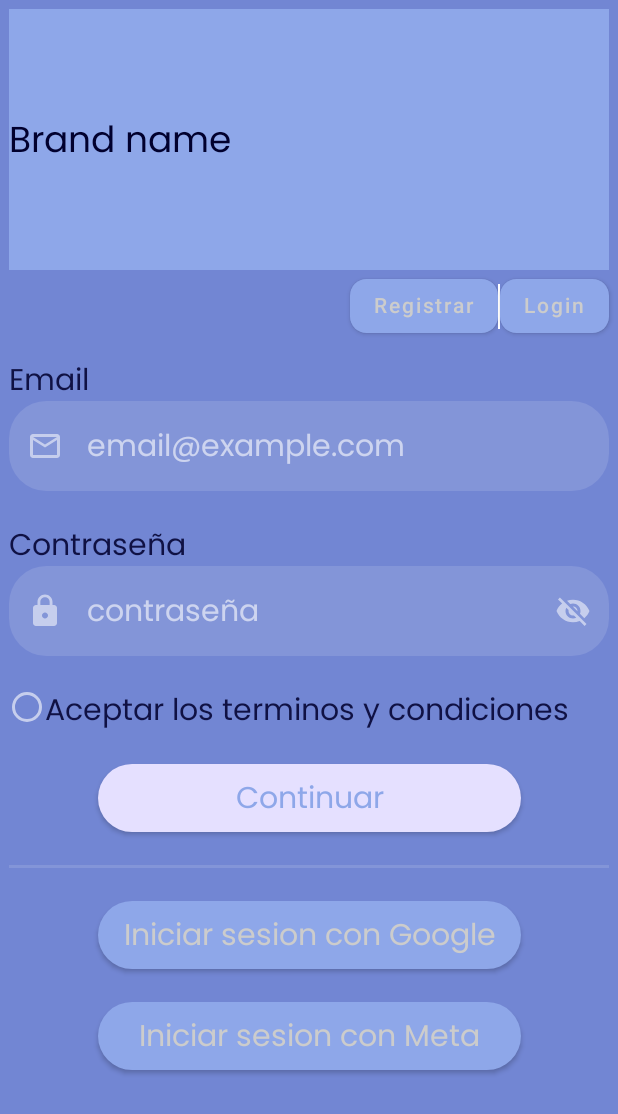
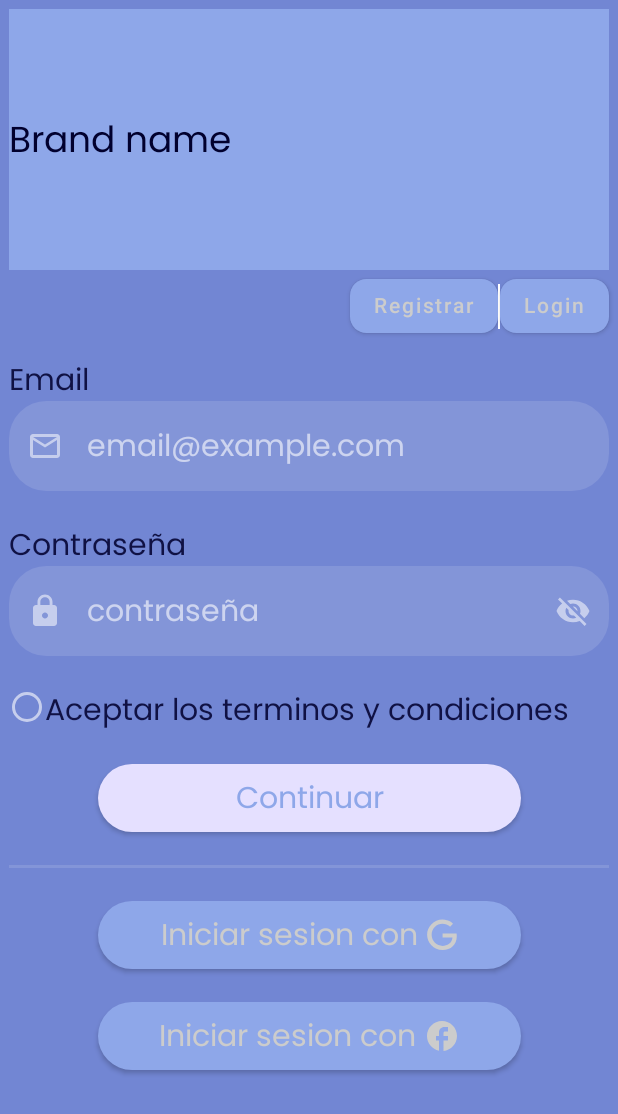
Before and after one commit to cristiangranero90/c9-10-kotlin-fulltime-app, an Android app built with Jetpack Compose: the screen it shows after launch (MainActivity), on a phone screen of 412 x 824 dp. Shown: the top 1114 px of the screen. Run offline under Robolectric (Android 15) with nearby library versions, the light colour scheme and no system bars.

Commit message:
Google icon added into drawable resources. And many changes on  login buttons

```diff
--- a/app/src/main/java/com/example/teayudaapp/ui/composable/registerscreen/RegisterScreen.kt
+++ b/app/src/main/java/com/example/teayudaapp/ui/composable/registerscreen/RegisterScreen.kt
@@ -8,6 +8,7 @@ import androidx.compose.foundation.text.KeyboardActions
 import androidx.compose.foundation.text.KeyboardOptions
 import androidx.compose.material.*
 import androidx.compose.material.icons.Icons
+import androidx.compose.material.icons.filled.Facebook
 import androidx.compose.material.icons.filled.Lock
 import androidx.compose.material.icons.filled.Visibility
 import androidx.compose.material.icons.filled.VisibilityOff
@@ -18,6 +19,7 @@ import androidx.compose.ui.ExperimentalComposeUiApi
 import androidx.compose.ui.Modifier
 import androidx.compose.ui.graphics.Color
 import androidx.compose.ui.platform.LocalSoftwareKeyboardController
+import androidx.compose.ui.res.painterResource
 import androidx.compose.ui.res.stringResource
 import androidx.compose.ui.text.input.KeyboardType
 import androidx.compose.ui.text.input.PasswordVisualTransformation
@@ -100,9 +102,10 @@ private fun LoginFacebook() {
     ) {
 
         Text(
-            text = "Iniciar sesion con Meta",
+            text = "Iniciar sesion con ",
             style = MaterialTheme.typography.body1
         )
+        Icon(imageVector = Icons.Default.Facebook, contentDescription = "Facebook login")
     }
 }
 
@@ -115,11 +118,11 @@ private fun LoginGoogle() {
         onClick = { /*TODO*/ },
         shape = MaterialTheme.shapes.large,
     ) {
-
         Text(
-            text = "Iniciar sesion con Google",
+            text = "Iniciar sesion con ",
             style = MaterialTheme.typography.body1
         )
+        Icon(painterResource(id = R.drawable.google_icon), contentDescription = "Google login")
     }
 }
 
--- /dev/null
+++ b/app/src/main/res/drawable/google_icon.xml
@@ -0,0 +1,9 @@
+<vector xmlns:android="http://schemas.android.com/apk/res/android"
+    android:width="21dp"
+    android:height="21dp"
+    android:viewportWidth="21"
+    android:viewportHeight="21">
+  <path
+      android:pathData="M20.052,9.477H10.882V12.207H17.392C17.062,16.017 13.892,17.647 10.892,17.647C7.062,17.647 3.702,14.627 3.702,10.377C3.702,6.277 6.902,3.107 10.902,3.107C13.992,3.107 15.802,5.077 15.802,5.077L17.702,3.097C17.702,3.097 15.262,0.377 10.802,0.377C5.122,0.377 0.732,5.177 0.732,10.377C0.732,15.427 4.862,20.377 10.952,20.377C16.302,20.377 20.202,16.707 20.202,11.287C20.202,10.137 20.052,9.477 20.052,9.477Z"
+      android:fillColor="#363636"/>
+</vector>
```
